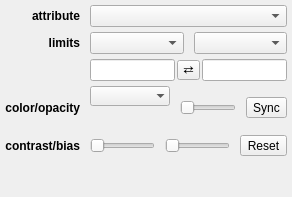
Above: glue_heatmap/qt/layer_style_editor.ui from gluesolutions/glue-heatmap before the change. Below: the same form after it.
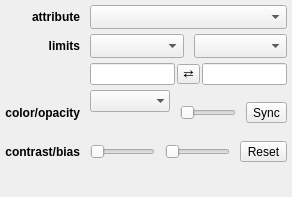
That is the form after the change. Custom widgets are drawn as their Qt base class.

Diff of the .ui file:
```diff
--- a/glue_heatmap/qt/layer_style_editor.ui
+++ b/glue_heatmap/qt/layer_style_editor.ui
@@ -35,7 +35,7 @@
    <item row="0" column="1" colspan="2">
     <widget class="QComboBox" name="combosel_attribute">
      <property name="sizeAdjustPolicy">
-      <enum>QComboBox::AdjustToMinimumContentsLength</enum>
+      <enum>QComboBox::AdjustToMinimumContentsLengthWithIcon</enum>
      </property>
     </widget>
    </item>
@@ -100,7 +100,7 @@
           </size>
          </property>
          <property name="sizeAdjustPolicy">
-          <enum>QComboBox::AdjustToMinimumContentsLength</enum>
+          <enum>QComboBox::AdjustToMinimumContentsLengthWithIcon</enum>
          </property>
          <property name="frame">
           <bool>false</bool>
@@ -182,7 +182,7 @@
       </size>
      </property>
      <property name="sizeAdjustPolicy">
-      <enum>QComboBox::AdjustToMinimumContentsLength</enum>
+      <enum>QComboBox::AdjustToMinimumContentsLengthWithIcon</enum>
      </property>
     </widget>
    </item>
@@ -195,7 +195,7 @@
       </size>
      </property>
      <property name="sizeAdjustPolicy">
-      <enum>QComboBox::AdjustToMinimumContentsLength</enum>
+      <enum>QComboBox::AdjustToMinimumContentsLengthWithIcon</enum>
      </property>
     </widget>
    </item>
```
